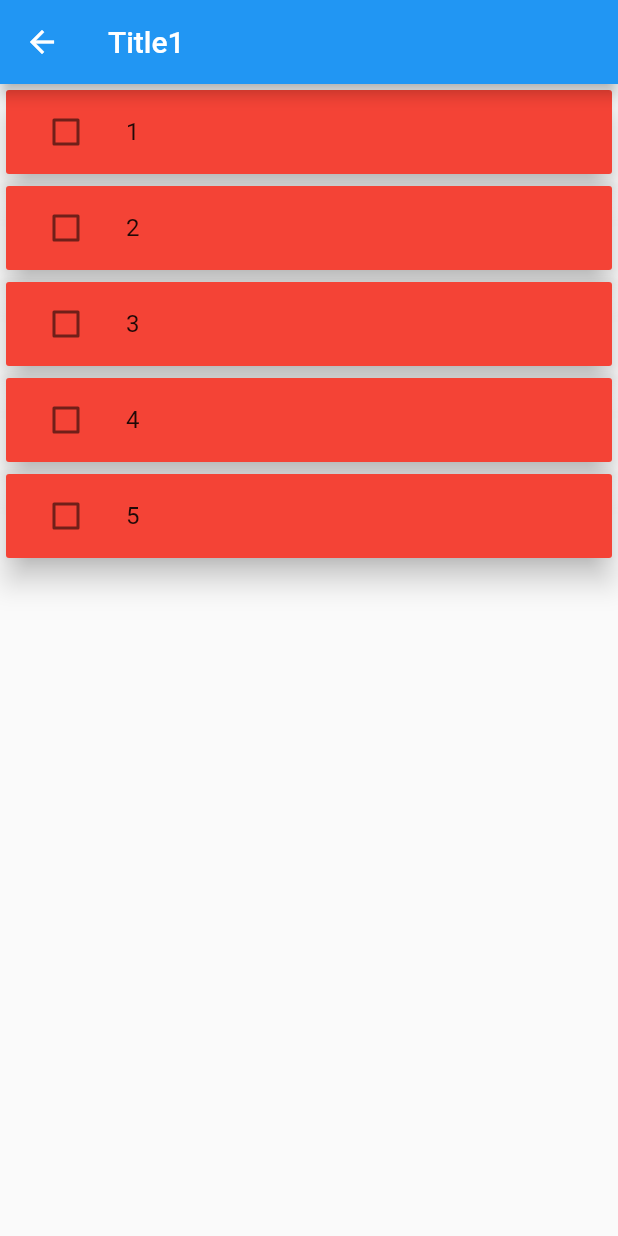
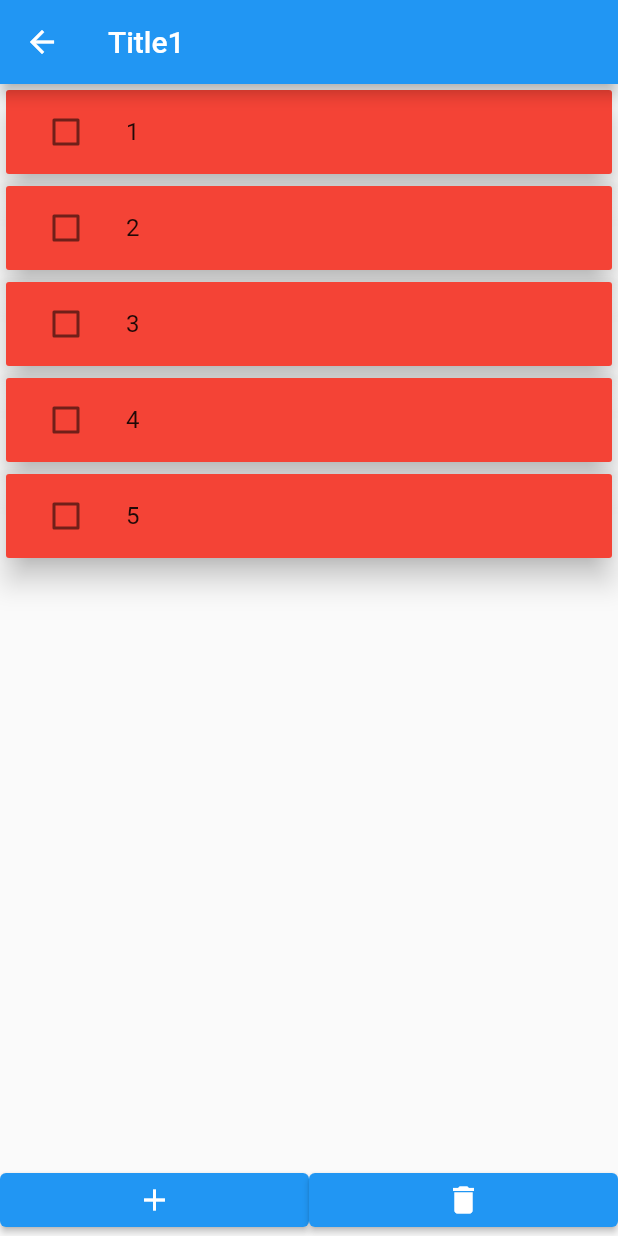
Before and after one commit to Wansuko-cmd/shopping_friend_flutter, a Flutter app: the screen it shows after launch, after a tap on "Title1", on a phone screen of 412 x 824 dp. Run offline on Flutter 3.47's test engine with Material 2 defaults, Android fonts, the phone set to English and light mode, and no system bars.

Commit message:
[add] Contents追加機能を追加

```diff
--- a/lib/repositories/database_repository.dart
+++ b/lib/repositories/database_repository.dart
@@ -50,4 +50,9 @@ class DatabaseRepository implements DatabaseRepositoryInterface{
     titles.add(TitleModel(id, title));
     return Future.value(id);
   }
+
+  @override
+  void addContent(ContentModel contentModel) {
+    contents.add(contentModel);
+  }
 }
--- a/lib/repositories/database_repository_interface.dart
+++ b/lib/repositories/database_repository_interface.dart
@@ -15,4 +15,6 @@ abstract class DatabaseRepositoryInterface{
  Future<List<ContentModel>> getContentsByTitleId(int titleId);
 
   void deleteContent(int contentId);
+
+  void addContent(ContentModel contentModel);
 }
--- a/lib/views/content/content_page.dart
+++ b/lib/views/content/content_page.dart
@@ -4,6 +4,7 @@ import 'package:provider/provider.dart';
 import 'package:shopping_friend_flutter/bloc/content/content_bloc.dart';
 import 'package:shopping_friend_flutter/bloc/content/content_title_bloc.dart';
 import 'package:shopping_friend_flutter/repositories/database_repository.dart';
+import 'package:shopping_friend_flutter/views/content/widgets/content_bottom_buttons.dart';
 import 'package:shopping_friend_flutter/views/content/widgets/content_list_view.dart';
 import 'package:shopping_friend_flutter/views/content/widgets/content_title.dart';
 
@@ -15,7 +16,6 @@ class ContentPage extends StatelessWidget {
 
   @override
   Widget build(BuildContext context) {
-
     return MultiProvider(
       providers: [
         Provider<ContentBloc>(
@@ -32,6 +32,7 @@ class ContentPage extends StatelessWidget {
           title: ContentTitle(),
         ),
         body: ContentListView(),
+        bottomSheet: ContentBottomButtons(),
       ),
     );
   }
--- /dev/null
+++ b/lib/views/content/widgets/content_bottom_buttons.dart
@@ -0,0 +1,31 @@
+import 'package:flutter/cupertino.dart';
+import 'package:flutter/material.dart';
+import 'package:provider/provider.dart';
+import 'package:shopping_friend_flutter/bloc/content/content_bloc.dart';
+
+class ContentBottomButtons extends StatelessWidget{
+
+  @override
+  Widget build(BuildContext context) {
+
+    ContentBloc contentBloc = Provider.of(context, listen: false);
+
+    return Row(
+      mainAxisAlignment: MainAxisAlignment.spaceEvenly,
+      children: [
+        Expanded(
+          child: ElevatedButton(
+              onPressed: () => contentBloc.addContents(),
+              child: Icon(Icons.add)
+          ),
+        ),
+        Expanded(
+          child: ElevatedButton(
+              onPressed: () => contentBloc.deleteCheckedContents(),
+              child: Icon(Icons.delete)
+          ),
+        ),
+      ],
+    );
+  }
+}
```
Also changed, not shown: lib/bloc/content/content_bloc.dart (+11 -0 lines).
